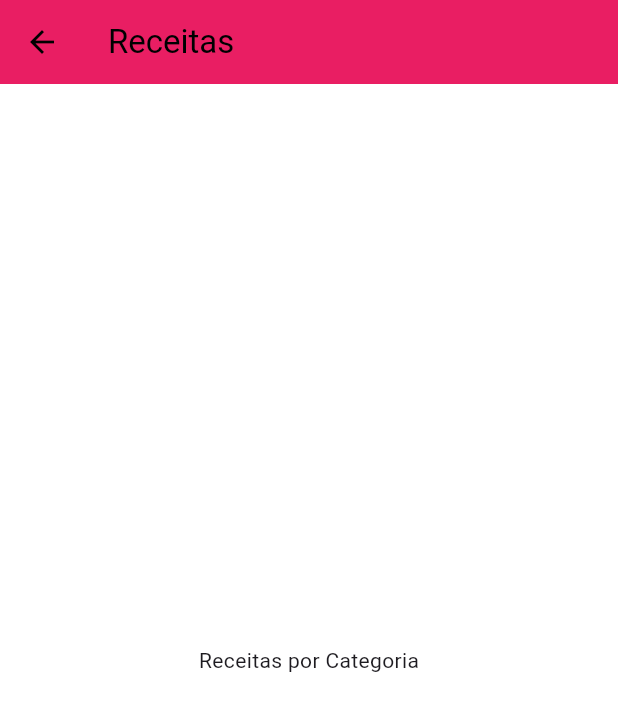
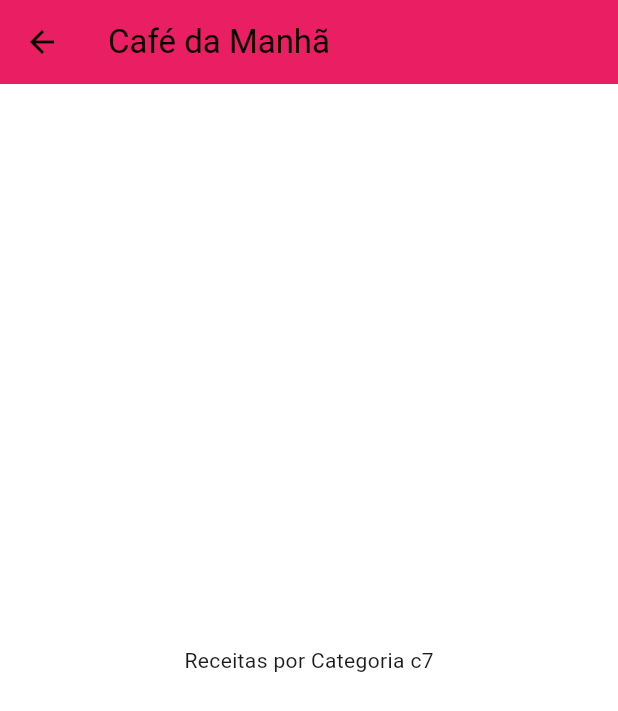
Before and after one commit to phsdeveloper/Mobile_Flutter_Estudo, a Flutter app: the screen it shows after launch, after a tap on "Café da Manhã", on a phone screen of 412 x 824 dp. Shown: the top 711 px of the screen. Run offline on Flutter 3.47's test engine with Material 3 defaults, Android fonts, the phone set to English and light mode, and no system bars; our stand-ins replace fluttertoast.

Commit message:
Aula 184. Passando Dados via Construtor: Finalizada com sucesso e código compilando.

```diff
--- a/Projetos/Secao07/meals/lib/components/category_item.dart
+++ b/Projetos/Secao07/meals/lib/components/category_item.dart
@@ -13,7 +13,7 @@ class CategoryItem extends StatelessWidget {
     Navigator.of(context).push(
       MaterialPageRoute(
         builder: (_) {
-          return const CategoriesMealsScreen();
+          return CategoriesMealsScreen(category);
         },
       ),
     );
--- a/Projetos/Secao07/meals/lib/main.dart
+++ b/Projetos/Secao07/meals/lib/main.dart
@@ -39,6 +39,11 @@ class MyApp extends StatelessWidget {
 /***************************************************************************************************
  *                      Anotações importantes sobre o código:                                      *
  ***************************************************************************************************
+ * Aula 184. Passando Dados via Construtor:                                                        *
+ * Nessa aula foi alterado o construtor da classe CategoriesMealsScreen para receber um objeto da  *
+ * classe Category, e foi alterado o método _selectCategory para passar o objeto da categoria para *
+ * a tela de receitas da categoria.                                                                *
+ ***************************************************************************************************
  * ★ Aula 183. Navegando para uma Nova Tela:                                                       *
  * Nessa aula foi criado um método para navegar para a tela de receitas de uma categoria,          *
  *  quando um card de categoria é clicado.                                                         *
--- a/Projetos/Secao07/meals/lib/screens/categories_meals_screen.dart
+++ b/Projetos/Secao07/meals/lib/screens/categories_meals_screen.dart
@@ -1,16 +1,17 @@
 import 'package:flutter/material.dart';
-
+import 'package:meals/models/category.dart';
 class CategoriesMealsScreen extends StatelessWidget {
-  const CategoriesMealsScreen({super.key});
+  const CategoriesMealsScreen(this.category,{super.key});
+  final Category category;
 
   @override
   Widget build(BuildContext context) {
     return  Scaffold(
       appBar: AppBar(
-        title: const Text('Receitas'),
+        title: Text(category.title),
       ),
-      body: const Center(
-        child: Text('Receitas por Categoria'),
+      body: Center(
+        child: Text('Receitas por Categoria ${category.id}'),
       ),
     );
   }
```
